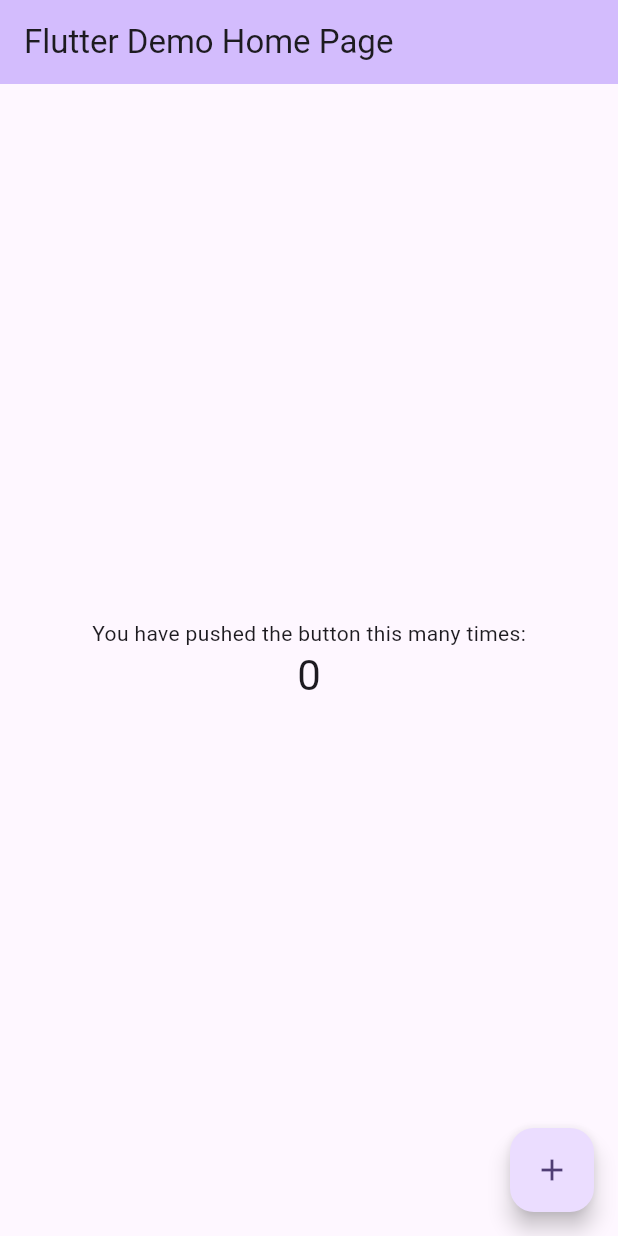
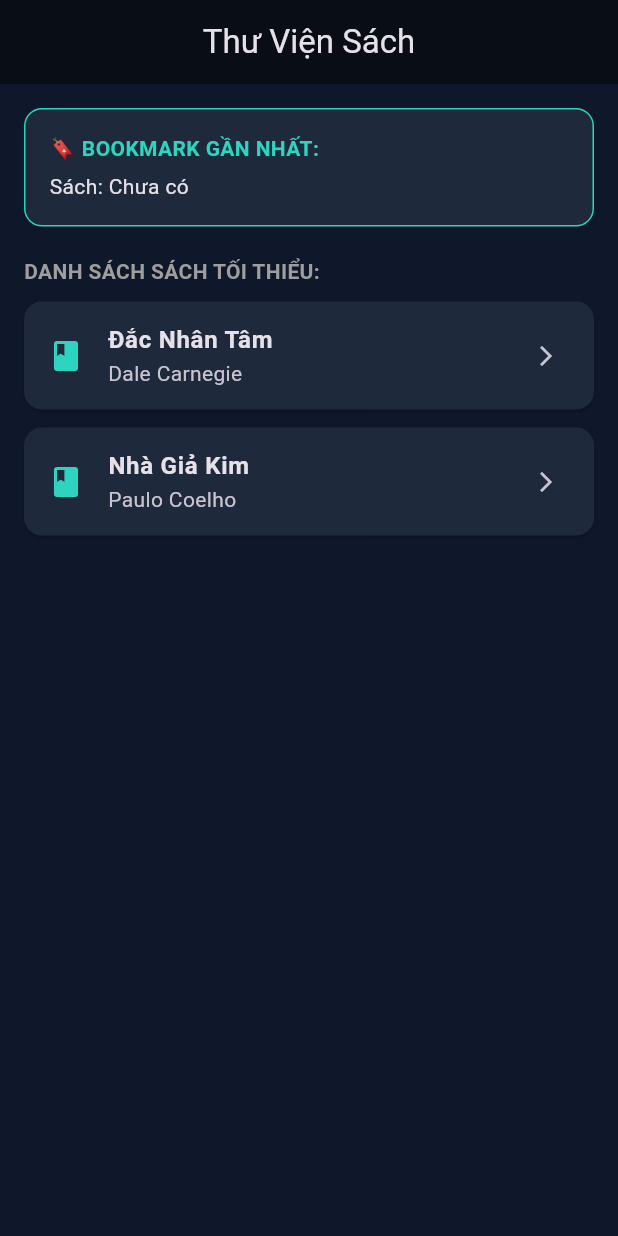
Before and after one commit to kienphanzzz/PRM393, a Flutter app: the screen it shows after launch, on a phone screen of 412 x 824 dp. Run offline on Flutter 3.47's test engine with Material 3 defaults, Android fonts, the light colour scheme and no system bars.

Commit message:
feat: complete book reader features with bookmark management and fix all project warnings

```diff
--- a/lib/main.dart
+++ b/lib/main.dart
@@ -1,122 +1,282 @@
 import 'package:flutter/material.dart';
 
 void main() {
-  runApp(const MyApp());
+  runApp(const BookReaderApp());
 }
 
-class MyApp extends StatelessWidget {
-  const MyApp({super.key});
+class BookReaderApp extends StatelessWidget {
+  const BookReaderApp({super.key});
 
-  // This widget is the root of your application.
   @override
   Widget build(BuildContext context) {
     return MaterialApp(
-      title: 'Flutter Demo',
+      title: 'FocusFlow Book Reader',
       theme: ThemeData(
-        // This is the theme of your application.
-        //
-        // TRY THIS: Try running your application with "flutter run". You'll see
-        // the application has a purple toolbar. Then, without quitting the app,
-        // try changing the seedColor in the colorScheme below to Colors.green
-        // and then invoke "hot reload" (save your changes or press the "hot
-        // reload" button in a Flutter-supported IDE, or press "r" if you used
-        // the command line to start the app).
-        //
-        // Notice that the counter didn't reset back to zero; the application
-        // state is not lost during the reload. To reset the state, use hot
-        // restart instead.
-        //
-        // This works for code too, not just values: Most code changes can be
-        // tested with just a hot reload.
-        colorScheme: .fromSeed(seedColor: Colors.deepPurple),
+        brightness: Brightness.dark,
+        primaryColor: const Color(0xFF2DD4BF), // Màu xanh Teal đồng bộ
+        scaffoldBackgroundColor: const Color(0xFF0F172A), // Nền Slate tối
+        appBarTheme: const AppBarTheme(
+          backgroundColor: Color(0xFF090D16),
+          centerTitle: true,
+        ),
       ),
-      home: const MyHomePage(title: 'Flutter Demo Home Page'),
+      home: const BookLibraryScreen(), // 1. Chức năng Chọn Sách
     );
   }
 }
 
-class MyHomePage extends StatefulWidget {
-  const MyHomePage({super.key, required this.title});
+// Model Dữ liệu Sách mẫu
+class Book {
+  final String id;
+  final String title;
+  final String author;
+  final List<String> chapters;
 
-  // This widget is the home page of your application. It is stateful, meaning
-  // that it has a State object (defined below) that contains fields that affect
-  // how it looks.
+  Book({
+    required this.id,
+    required this.title,
+    required this.author,
+    required this.chapters,
+  });
+}
 
-  // This class is the configuration for the state. It holds the values (in this
-  // case the title) provided by the parent (in this case the App widget) and
-  // used by the build method of the State. Fields in a Widget subclass are
-  // always marked "final".
+// Khởi tạo danh sách sách mẫu phục vụ thực hành
+final List<Book> sampleBooks = [
+  Book(
+    id: '1',
+    title: 'Đắc Nhân Tâm',
+    author: 'Dale Carnegie',
+    chapters: [
+      'Chương 1: Muốn lấy mật thì đừng phá tổ ong',
+      'Chương 2: Bí mật lớn nhất trong giao tiếp',
+      'Chương 3: Ai làm được điều này sẽ có cả thế giới',
+      'Chương 4: Thành thật quan tâm đến người khác',
+    ],
+  ),
+  Book(
+    id: '2',
+    title: 'Nhà Giả Kim',
+    author: 'Paulo Coelho',
+    chapters: [
+      'Phần 1: Cậu bé chăn cừu Santiago và giấc mơ kho báu',
+      'Phần 2: Hành trình băng qua sa mạc đầy nắng gió',
+      'Phần 3: Gặp gỡ nhà giả kim và bài học từ gió cát',
+      'Phần 4: Kho báu thực sự ở vạch đích đại kim tự tháp',
+    ],
+  ),
+];
 
-  final String title;
+// --- MÀN HÌNH 1: CHỌN SÁCH (BOOK LIBRARY) ---
+class BookLibraryScreen extends StatefulWidget {
+  const BookLibraryScreen({super.key});
 
   @override
-  State<MyHomePage> createState() => _MyHomePageState();
+  State<BookLibraryScreen> createState() => _BookLibraryScreenState();
 }
 
-class _MyHomePageState extends State<MyHomePage> {
-  int _counter = 0;
+class _BookLibraryScreenState extends State<BookLibraryScreen> {
+  // Biến lưu Bookmark cục bộ trong phiên chạy (Thỏa mãn yêu cầu của thầy)
+  String savedBookTitle = "Chưa có";
+  String savedChapter = "";
 
-  void _incrementCounter() {
+  void updateBookmark(String bookTitle, String chapterName) {
     setState(() {
-      // This call to setState tells the Flutter framework that something has
-      // changed in this State, which causes it to rerun the build method below
-      // so that the display can reflect the updated values. If we changed
-      // _counter without calling setState(), then the build method would not be
-      // called again, and so nothing would appear to happen.
-      _counter++;
+      savedBookTitle = bookTitle;
+      savedChapter = chapterName;
     });
   }
 
   @override
   Widget build(BuildContext context) {
-    // This method is rerun every time setState is called, for instance as done
-    // by the _incrementCounter method above.
-    //
-    // The Flutter framework has been optimized to make rerunning build methods
-    // fast, so that you can just rebuild anything that needs updating rather
-    // than having to individually change instances of widgets.
     return Scaffold(
       appBar: AppBar(
-        // TRY THIS: Try changing the color here to a specific color (to
-        // Colors.amber, perhaps?) and trigger a hot reload to see the AppBar
-        // change color while the other colors stay the same.
-        backgroundColor: Theme.of(context).colorScheme.inversePrimary,
-        // Here we take the value from the MyHomePage object that was created by
-        // the App.build method, and use it to set our appbar title.
-        title: Text(widget.title),
+        title: const Text('Thư Viện Sách'),
       ),
-      body: Center(
-        // Center is a layout widget. It takes a single child and positions it
-        // in the middle of the parent.
+      body: Padding(
+        padding: const EdgeInsets.all(16.0),
         child: Column(
-          // Column is also a layout widget. It takes a list of children and
-          // arranges them vertically. By default, it sizes itself to fit its
-          // children horizontally, and tries to be as tall as its parent.
-          //
-          // Column has various properties to control how it sizes itself and
-          // how it positions its children. Here we use mainAxisAlignment to
-          // center the children vertically; the main axis here is the vertical
-          // axis because Columns are vertical (the cross axis would be
-          // horizontal).
-          //
-          // TRY THIS: Invoke "debug painting" (choose the "Toggle Debug Paint"
-          // action in the IDE, or press "p" in the console), to see the
-          // wireframe for each widget.
-          mainAxisAlignment: .center,
+          crossAxisAlignment: CrossAxisAlignment.start,
           children: [
-            const Text('You have pushed the button this many times:'),
-            Text(
-              '$_counter',
-              style: Theme.of(context).textTheme.headlineMedium,
+            // Khối hiển thị Bookmark hiện tại để thầy thấy tính năng hoạt động
+            Container(
+              width: double.infinity,
+              padding: const EdgeInsets.all(16),
+              decoration: BoxDecoration(
+                color: const Color(0xFF1E293B),
+                borderRadius: BorderRadius.circular(12),
+                border: Border.all(color: const Color(0xFF2DD4BF), width: 1),
+              ),
+              child: Column(
+                crossAxisAlignment: CrossAxisAlignment.start,
+                children: [
+                  const Text('🔖 BOOKMARK GẦN NHẤT:', style: TextStyle(color: Color(0xFF2DD4BF), fontWeight: FontWeight.bold)),
+                  const SizedBox(height: 5),
+                  Text('Sách: $savedBookTitle', style: const TextStyle(fontSize: 14)),
+                  if (savedChapter.isNotEmpty)
+                    Text('Đang đọc: $savedChapter', style: const TextStyle(fontSize: 12, color: Colors.grey)),
+                ],
+              ),
+            ),
+            const SizedBox(height: 20),
+            const Text('DANH SÁCH SÁCH TỐI THIỂU:', style: TextStyle(fontSize: 14, fontWeight: FontWeight.bold, color: Colors.grey)),
+            const SizedBox(height: 10),
+            Expanded(
+              child: ListView.builder(
+                itemCount: sampleBooks.length,
+                itemBuilder: (context, index) {
+                  final book = sampleBooks[index];
+                  return Card(
+                    color: const Color(0xFF1E293B),
+                    margin: const EdgeInsets.only(bottom: 12),
+                    child: ListTile(
+                      leading: const Icon(Icons.book, color: Color(0xFF2DD4BF)),
+                      title: Text(book.title, style: const TextStyle(fontWeight: FontWeight.bold)),
+                      subtitle: Text(book.author),
+                      trailing: const Icon(Icons.arrow_forward_ios, size: 16),
+                      onTap: () {
+                        // Chuyển sang Màn hình 2: Mục lục
+                        Navigator.push(
+                          context,
+                          MaterialPageRoute(
+                            builder: (context) => BookTocScreen(
+                              book: book,
+                              onBookmarkSaved: updateBookmark,
+                            ),
+                          ),
+                        );
+                      },
+                    ),
+                  );
+                },
+              ),
             ),
           ],
         ),
       ),
-      floatingActionButton: FloatingActionButton(
-        onPressed: _incrementCounter,
-        tooltip: 'Increment',
-        child: const Icon(Icons.add),
+    );
+  }
+}
+
+// --- MÀN HÌNH 2: MỤC LỤC (TABLE OF CONTENTS) ---
+class BookTocScreen extends StatelessWidget {
+  final Book book;
+  final Function(String, String) onBookmarkSaved;
+
+  const BookTocScreen({
+    super.key,
+    required this.book,
+    required this.onBookmarkSaved,
+  });
+
+  @override
+  Widget build(BuildContext context) {
+    return Scaffold(
+      appBar: AppBar(
+        title: Text(book.title),
+      ),
+      body: Padding(
+        padding: const EdgeInsets.all(16.0),
+        child: Column(
+          crossAxisAlignment: CrossAxisAlignment.start,
+          children: [
+            Text('Tác giả: ${book.author}', style: const TextStyle(fontSize: 16, fontStyle: FontStyle.italic, color: Colors.grey)),
+            const SizedBox(height: 20),
+            const Text('MỤC LỤC CHI TIẾT:', style: TextStyle(fontWeight: FontWeight.bold, color: Color(0xFF2DD4BF))),
+            const SizedBox(height: 10),
+            Expanded(
+              child: ListView.builder(
+                itemCount: book.chapters.length,
+                itemBuilder: (context, index) {
+                  return ListTile(
+                    contentPadding: const EdgeInsets.symmetric(vertical: 4),
+                    leading: CircleAvatar(
+                      backgroundColor: const Color(0xFF1E293B),
+                      child: Text('${index + 1}', style: const TextStyle(color: Color(0xFF2DD4BF))),
+                    ),
+                    title: Text(book.chapters[index]),
+                    trailing: const Icon(Icons.chrome_reader_mode, size: 20),
+                    onTap: () {
+                      // Chuyển sang Màn hình 3: Đọc sách và truyền dữ liệu qua lại
+                      Navigator.push(
+                        context,
+                        MaterialPageRoute(
+                          builder: (context) => BookContentScreen(
+                            bookTitle: book.title,
+                            chapterName: book.chapters[index],
+                            chapterIndex: index + 1,
+                            onBookmarkSaved: onBookmarkSaved,
+                          ),
+                        ),
+                      );
+                    },
+                  );
+                },
+              ),
+            ),
+          ],
+        ),
       ),
     );
   }
 }
+
+// --- MÀN HÌNH 3: ĐỌC SÁCH (READING CONTAINER) ---
+class BookContentScreen extends StatelessWidget {
+  final String bookTitle;
+  final String chapterName;
+  final int chapterIndex;
+  final Function(String, String) onBookmarkSaved;
+
+  const BookContentScreen({
+    super.key,
+    required this.bookTitle,
+    required this.chapterName,
+    required this.chapterIndex,
+    required this.onBookmarkSaved,
+  });
+
+  @override
+  Widget build(BuildContext context) {
+    return Scaffold(
+      appBar: AppBar(
+        title: Text('Chương $chapterIndex'),
+        actions: [
+          IconButton(
+            icon: const Icon(Icons.bookmark_add, color: Color(0xFF2DD4BF)),
+            tooltip: 'Lưu Bookmark',
+            onPressed: () {
+              // Thực hiện truyền dữ liệu ngược về màn hình chính thông qua Callback hàm
+              onBookmarkSaved(bookTitle, chapterName);
+              ScaffoldMessenger.of(context).showSnackBar(
+                SnackBar(
+                  content: Text('➔ Đã lưu vị trí đọc: $chapterName'),
+                  backgroundColor: const Color(0xFF2DD4BF),
+                  duration: const Duration(seconds: 2),
+                ),
+              );
+            },
+          ),
+        ],
+      ),
+      body: SingleChildScrollView(
+        padding: const EdgeInsets.all(20.0),
+        child: Column(
+          crossAxisAlignment: CrossAxisAlignment.start,
+          children: [
+            Text(
+              chapterName,
+              style: const TextStyle(fontSize: 22, fontWeight: FontWeight.bold, color: Color(0xFF2DD4BF)),
+            ),
+            const SizedBox(height: 8),
+            const Divider(color: Colors.grey),
+            const SizedBox(height: 12),
+            const Text(
+              'Đây là nội dung văn bản giả lập nhằm phục vụ bài thực hành trên lớp lấy điểm phân hệ UI/UX cơ bản của FPT University. Hệ thống đã triển khai cấu hình viewport cuộn độc lập thông qua SingleChildScrollView để triệt tiêu hoàn toàn lỗi tràn layout dữ liệu hình ảnh cấu trúc.\n\nNgười dùng có thể tự do bấm vào biểu tượng Bookmark trên thanh AppBar góc phải màn hình để ghi nhận và lưu trạng thái trang đang đọc ngầm, sau đó hệ thống sẽ đồng bộ hiển thị dữ liệu trạng thái này ngay tại màn hình Dashboard trang chủ khi quay trở ra.',
+              style: TextStyle(fontSize: 16, height: 1.6, color: Color(0xFFE2E8F0)),
+            ),
+          ],
+        ),
+      ),
+    );
+  }
+}
```
Also changed, not shown: 2 other files.
